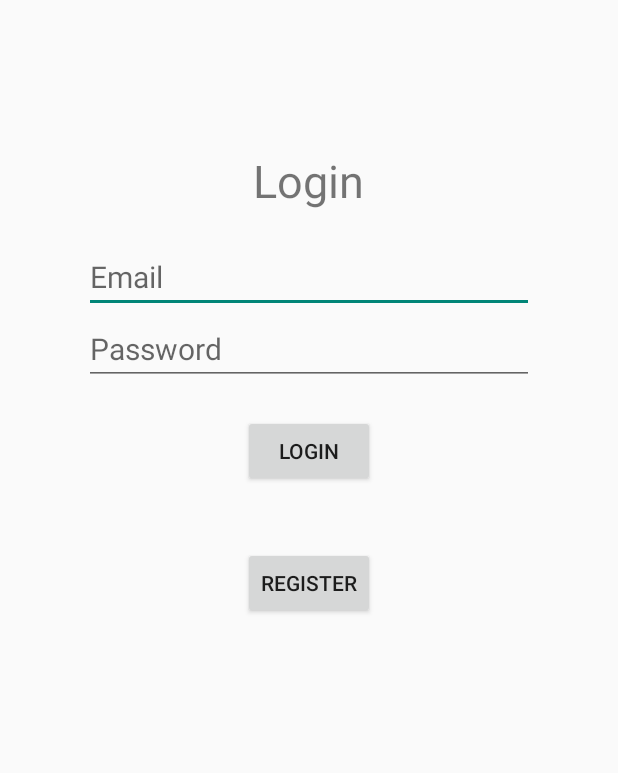
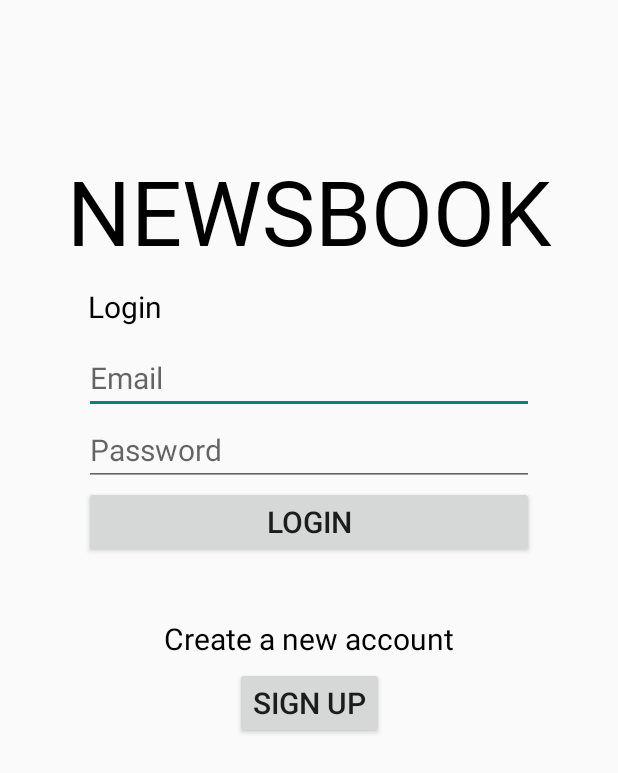
Before and after one commit to gavinerh/AD-Project, an Android app: the screen it shows after launch (LoginActivity), on a phone screen of 412 x 824 dp. Shown: the top 773 px of the screen. Run offline under Robolectric (Android 15) with nearby library versions, the light colour scheme and no system bars.

Commit message:
android - edit login layout, chg port back to 8080

```diff
--- a/ADProjectAndroid/app/src/main/java/com/ad_project_android/DataService/UserService.java
+++ b/ADProjectAndroid/app/src/main/java/com/ad_project_android/DataService/UserService.java
@@ -15,7 +15,7 @@ public interface UserService {
     @POST("account/register")
     Call<User> registerUser(@Body User user);
 
-    @GET("account/{email}")
+    @GET("account")
     Call<User> getUser(@Path("email") String email);
 
     @POST("account/update")
--- a/ADProjectAndroid/app/src/main/java/com/ad_project_android/LoginActivity.java
+++ b/ADProjectAndroid/app/src/main/java/com/ad_project_android/LoginActivity.java
@@ -67,7 +67,7 @@ public class LoginActivity extends AppCompatActivity {
     private void checkValidity(String email, String password){
         // create retrofit builder
         Retrofit retrofit = new Retrofit.Builder()
-                .baseUrl("http://10.0.2.2:8081/")
+                .baseUrl("http://10.0.2.2:8080/")
                 .addConverterFactory(GsonConverterFactory.create())
                 .build();
 
--- a/ADProjectAndroid/app/src/main/java/com/ad_project_android/RegisterActivity.java
+++ b/ADProjectAndroid/app/src/main/java/com/ad_project_android/RegisterActivity.java
@@ -67,7 +67,7 @@ public class RegisterActivity extends AppCompatActivity {
     private void registerUser(String name, String email, String password){
         // create retrofit builder
         Retrofit retrofit = new Retrofit.Builder()
-                .baseUrl("http://10.0.2.2:8081/")
+                .baseUrl("http://10.0.2.2:8080/")
                 .addConverterFactory(GsonConverterFactory.create())
                 .build();
 
--- a/ADProjectAndroid/app/src/main/res/layout/activity_login.xml
+++ b/ADProjectAndroid/app/src/main/res/layout/activity_login.xml
@@ -1,58 +1,98 @@
 <?xml version="1.0" encoding="utf-8"?>
-<LinearLayout xmlns:android="http://schemas.android.com/apk/res/android"
+<androidx.constraintlayout.widget.ConstraintLayout xmlns:android="http://schemas.android.com/apk/res/android"
     xmlns:app="http://schemas.android.com/apk/res-auto"
     xmlns:tools="http://schemas.android.com/tools"
     android:layout_width="match_parent"
     android:layout_height="match_parent"
-    android:orientation="vertical"
     tools:context=".LoginActivity">
 
     <TextView
+        android:id="@+id/title"
         android:layout_width="wrap_content"
         android:layout_height="wrap_content"
-        android:text="Login"
-        android:textSize="30sp"
-        android:layout_gravity="center"
         android:layout_marginTop="100dp"
-        android:layout_marginBottom="20dp"
-        />
+        android:fontFamily="@font/zenkurenaido"
+        android:text="@string/app_name"
+        android:textSize="60sp"
+        android:textColor="@color/black"
+        app:layout_constraintEnd_toEndOf="parent"
+        app:layout_constraintStart_toStartOf="parent"
+        app:layout_constraintTop_toTopOf="parent" />
+
+    <TextView
+        android:id="@+id/loginTitle"
+        android:layout_width="wrap_content"
+        android:layout_height="wrap_content"
+        android:layout_marginTop="10dp"
+        android:text="@string/login"
+        android:textSize="20sp"
+        android:textColor="@color/black"
+        app:layout_constraintBottom_toTopOf="@id/emailInput"
+        app:layout_constraintEnd_toEndOf="parent"
+        app:layout_constraintHorizontal_bias="0.162"
+        app:layout_constraintStart_toStartOf="parent"
+        app:layout_constraintTop_toBottomOf="@id/title" />
+
+    <EditText
+        android:id="@+id/emailInput"
+        android:layout_width="300dp"
+        android:layout_height="wrap_content"
+        android:hint="@string/email"
+        android:inputType="textEmailAddress"
+        android:layout_marginTop="10dp"
+        android:textSize="20sp"
+        app:layout_constraintBottom_toTopOf="@id/passwordInput"
+        app:layout_constraintEnd_toEndOf="parent"
+        app:layout_constraintStart_toStartOf="parent"
+        app:layout_constraintTop_toBottomOf="@id/loginTitle" />
 
     <EditText
         android:layout_width="300dp"
         android:layout_height="wrap_content"
-        android:hint="Email"
-        android:layout_gravity="center_horizontal"
-        android:textSize="20sp"
-        android:id="@+id/emailInput"
-        />
-
-    <EditText
-        android:layout_width="300dp"
-        android:layout_height="wrap_content"
-        android:hint="Password"
-        android:layout_gravity="center_horizontal"
+        android:hint="@string/password"
         android:textSize="20sp"
         android:id="@+id/passwordInput"
         android:inputType="textPassword"
+        app:layout_constraintEnd_toEndOf="parent"
+        app:layout_constraintStart_toStartOf="parent"
+        app:layout_constraintTop_toBottomOf="@id/emailInput"
+        app:layout_constraintBottom_toTopOf="@id/loginBtn"
         />
 
     <Button
+        android:layout_width="300dp"
+        android:layout_height="wrap_content"
+        android:textSize="20sp"
+        android:text="@string/login"
+        android:id="@+id/loginBtn"
+        app:layout_constraintEnd_toEndOf="parent"
+        app:layout_constraintStart_toStartOf="parent"
+        app:layout_constraintTop_toBottomOf="@id/passwordInput"
+        />
+
+    <TextView
+        android:id="@+id/createAccountTitle"
         android:layout_width="wrap_content"
         android:layout_height="wrap_content"
-        android:layout_gravity="center_horizontal"
-        android:text="Login"
-        android:layout_margin="20dp"
-        android:id="@+id/loginBtn"
-        />
+        android:layout_marginTop="40dp"
+        android:text="@string/createAcct"
+        android:textSize="20sp"
+        android:textColor="@color/black"
+        app:layout_constraintBottom_toTopOf="@id/loginToRegisterBtn"
+        app:layout_constraintEnd_toEndOf="parent"
+        app:layout_constraintStart_toStartOf="parent"
+        app:layout_constraintTop_toBottomOf="@id/loginBtn" />
 
     <Button
+        android:id="@+id/loginToRegisterBtn"
         android:layout_width="wrap_content"
         android:layout_height="wrap_content"
-        android:layout_gravity="center_horizontal"
-        android:text="Register"
-        android:layout_margin="20dp"
-        android:id="@+id/loginToRegisterBtn"
-        />
+        android:textSize="20sp"
+        android:text="@string/signUp"
+        android:layout_marginTop="5dp"
+        app:layout_constraintEnd_toEndOf="parent"
+        app:layout_constraintStart_toStartOf="parent"
+        app:layout_constraintTop_toBottomOf="@id/createAccountTitle" />
 
 
-</LinearLayout>
+</androidx.constraintlayout.widget.ConstraintLayout>
--- a/ADProjectAndroid/app/src/main/res/values/strings.xml
+++ b/ADProjectAndroid/app/src/main/res/values/strings.xml
@@ -1,3 +1,14 @@
 <resources>
-    <string name="app_name">AD-Project-Android</string>
+    <string name="app_name">NEWSBOOK</string>
+    <!--    login screen-->
+    <string name="login">Login</string>
+    <string name="createAcct">Create a new account</string>
+    <string name="signUp">Sign up</string>
+    <string name="email">Email</string>
+    <string name="password">Password</string>
+    <!--    register screen-->
+    <string name="name">Name</string>
+    <string name="confirmPassword">Confirm password</string>
+
+
 </resources>
```
Also changed, not shown: ADProjectAndroid/app/src/main/java/com/ad_project_android/MainActivity.java (+9 -0 lines), ADProjectAndroid/app/src/main/res/layout/activity_main.xml (+8 -1 lines), ADProjectAndroid/app/src/main/res/layout/activity_register.xml (+14 -9 lines).
